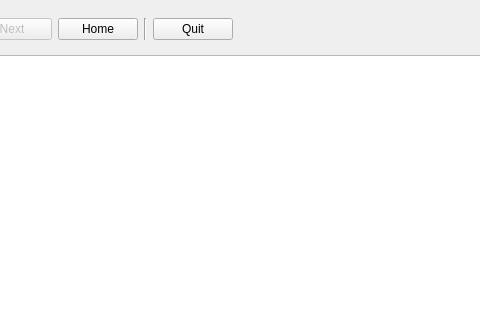
RICCIARDI-Adrien/Help_Viewer, file MainWindow.ui: the form before one commit; both pictures show x 123 to 603 and y 0 to 320 of the 800 by 600 pixel window.
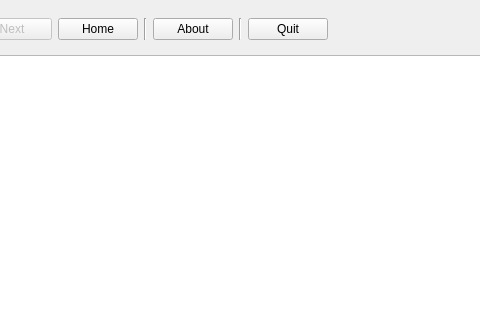
The form after the commit.

Commit message: Added an 'about' button and updated all translations accordingly.

```diff
--- a/MainWindow.ui
+++ b/MainWindow.ui
@@ -58,6 +58,20 @@
          </property>
         </widget>
        </item>
+       <item>
+        <widget class="QPushButton" name="pushButtonAbout">
+         <property name="text">
+          <string>About</string>
+         </property>
+        </widget>
+       </item>
+       <item>
+        <widget class="Line" name="line_2">
+         <property name="orientation">
+          <enum>Qt::Vertical</enum>
+         </property>
+        </widget>
+       </item>
        <item>
         <widget class="QPushButton" name="pushButtonQuit">
          <property name="text">
```
Left out of the diff: 1 changed line with no effect on the pictures. The commit also changes 11 other files.
